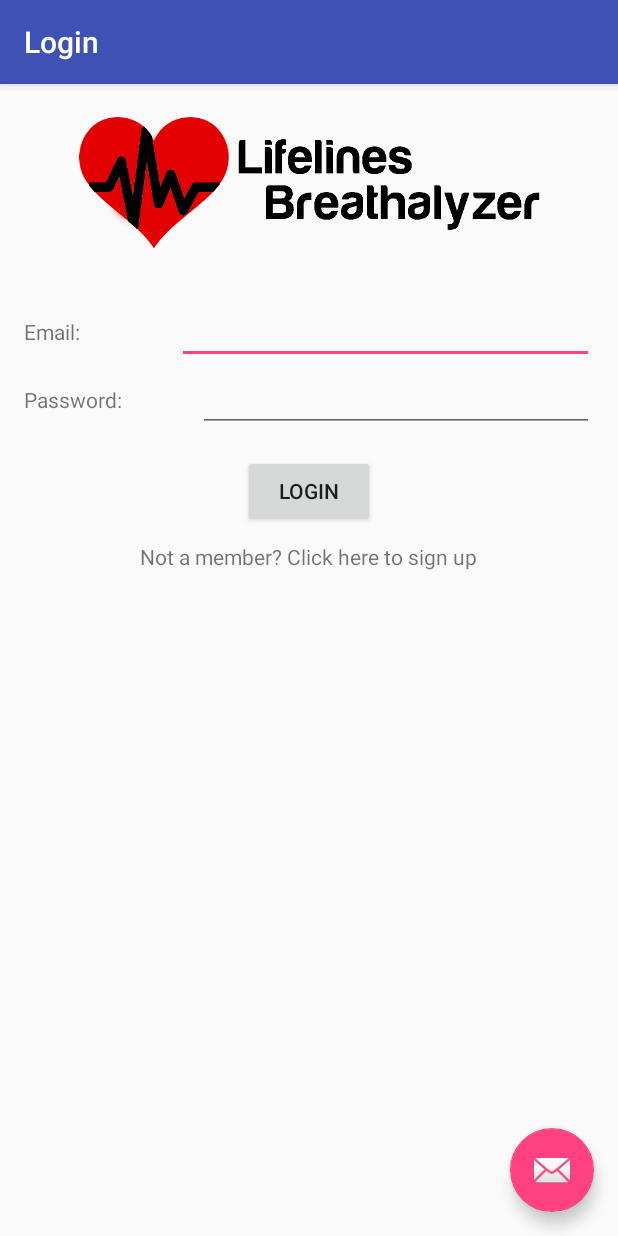
After one commit to RDoughBoy/LifelinesBreathalyzer, an Android app: the LoginActivity screen opened directly, with no data from a screen before it, on a phone screen of 412 x 824 dp. The commit adds this screen. Run offline under Robolectric (Android 15) with nearby library versions, the phone set to English and light mode, and no system bars.

Commit message:
Added Sign Up page with validation and added Login page

```diff
--- /dev/null
+++ b/Lifelines_Breathalyzer/src/main/java/com/ceng319/lifelinesbreathalyzer/LoginActivity.java
@@ -0,0 +1,39 @@
+package com.ceng319.lifelinesbreathalyzer;
+
+import android.content.Intent;
+import android.os.Bundle;
+import android.support.v7.app.AppCompatActivity;
+import android.support.v7.widget.Toolbar;
+import android.view.View;
+import android.widget.Button;
+import android.widget.EditText;
+import android.widget.TextView;
+
+public class LoginActivity extends AppCompatActivity {
+
+    @Override
+    protected void onCreate(Bundle savedInstanceState) {
+        super.onCreate(savedInstanceState);
+        setContentView(R.layout.activity_login);
+        Toolbar toolbar = (Toolbar) findViewById(R.id.toolbar);
+        setSupportActionBar(toolbar);
+
+        TextView signup = (TextView)findViewById(R.id.loginSignUp) ;
+        Button login = (Button)findViewById(R.id.loginButton);
+
+        signup.setOnClickListener(new View.OnClickListener(){
+            public void onClick(View v){
+                Intent intent = new Intent(LoginActivity.this, SignUpActivity.class);
+                startActivity(intent);
+            }
+        });
+
+        login.setOnClickListener(new View.OnClickListener(){    //TODO read and validate info from text file to use for testing
+            public void onClick(View v){
+                Intent intent = new Intent(LoginActivity.this, MainActivity.class);
+                startActivity(intent);
+            }
+        });
+    }
+
+}
--- a/Lifelines_Breathalyzer/src/main/java/com/ceng319/lifelinesbreathalyzer/MainActivity.java
+++ b/Lifelines_Breathalyzer/src/main/java/com/ceng319/lifelinesbreathalyzer/MainActivity.java
@@ -1,5 +1,6 @@
 package com.ceng319.lifelinesbreathalyzer;
 
+import android.content.Intent;
 import android.os.Bundle;
 import android.support.design.widget.FloatingActionButton;
 import android.support.design.widget.Snackbar;
@@ -22,8 +23,8 @@ public class MainActivity extends AppCompatActivity {
         fab.setOnClickListener(new View.OnClickListener() {
             @Override
             public void onClick(View view) {
-                Snackbar.make(view, "Replace with your own action", Snackbar.LENGTH_LONG)
-                        .setAction("Action", null).show();
+                Intent intent = new Intent(MainActivity.this, SignUpActivity.class);
+                startActivity(intent);
             }
         });
     }
--- /dev/null
+++ b/Lifelines_Breathalyzer/src/main/res/layout/activity_login.xml
@@ -0,0 +1,34 @@
+<?xml version="1.0" encoding="utf-8"?>
+<android.support.design.widget.CoordinatorLayout xmlns:android="http://schemas.android.com/apk/res/android"
+    xmlns:app="http://schemas.android.com/apk/res-auto"
+    xmlns:tools="http://schemas.android.com/tools"
+    android:layout_width="match_parent"
+    android:layout_height="match_parent"
+    android:fitsSystemWindows="true"
+    tools:context="com.ceng319.lifelinesbreathalyzer.LoginActivity">
+
+    <android.support.design.widget.AppBarLayout
+        android:layout_width="match_parent"
+        android:layout_height="wrap_content"
+        android:theme="@style/AppTheme.AppBarOverlay">
+
+        <android.support.v7.widget.Toolbar
+            android:id="@+id/toolbar"
+            android:layout_width="match_parent"
+            android:layout_height="?attr/actionBarSize"
+            android:background="?attr/colorPrimary"
+            app:popupTheme="@style/AppTheme.PopupOverlay" />
+
+    </android.support.design.widget.AppBarLayout>
+
+    <include layout="@layout/content_login" />
+
+    <android.support.design.widget.FloatingActionButton
+        android:id="@+id/fab"
+        android:layout_width="wrap_content"
+        android:layout_height="wrap_content"
+        android:layout_gravity="bottom|end"
+        android:layout_margin="@dimen/fab_margin"
+        app:srcCompat="@android:drawable/ic_dialog_email" />
+
+</android.support.design.widget.CoordinatorLayout>
--- /dev/null
+++ b/Lifelines_Breathalyzer/src/main/res/layout/content_login.xml
@@ -0,0 +1,99 @@
+<?xml version="1.0" encoding="utf-8"?>
+<RelativeLayout xmlns:android="http://schemas.android.com/apk/res/android"
+    xmlns:app="http://schemas.android.com/apk/res-auto"
+    xmlns:tools="http://schemas.android.com/tools"
+    android:id="@+id/content_login"
+    android:layout_width="match_parent"
+    android:layout_height="match_parent"
+    android:paddingBottom="@dimen/activity_vertical_margin"
+    android:paddingLeft="@dimen/activity_horizontal_margin"
+    android:paddingRight="@dimen/activity_horizontal_margin"
+    android:paddingTop="@dimen/activity_vertical_margin"
+    app:layout_behavior="@string/appbar_scrolling_view_behavior"
+    tools:context="com.ceng319.lifelinesbreathalyzer.LoginActivity"
+    tools:showIn="@layout/activity_login">
+
+    <LinearLayout
+        android:orientation="vertical"
+        android:layout_width="match_parent"
+        android:layout_height="match_parent">
+
+        <ImageView
+            android:layout_width="match_parent"
+            android:layout_height="100dp"
+            app:srcCompat="@drawable/lifelines_logo"
+            android:id="@+id/loginLogo" />
+
+        <Space
+            android:layout_width="match_parent"
+            android:layout_height="25dp" />
+
+        <LinearLayout
+            android:orientation="horizontal"
+            android:layout_width="match_parent"
+            android:layout_height="wrap_content">
+
+            <TextView
+                android:text="@string/login_email"
+                android:layout_width="wrap_content"
+                android:layout_height="wrap_content"
+                android:id="@+id/loginEmailText"
+                android:layout_weight="1" />
+
+            <EditText
+                android:layout_width="wrap_content"
+                android:layout_height="wrap_content"
+                android:inputType="textEmailAddress"
+                android:ems="10"
+                android:id="@+id/loginEmail"
+                android:layout_weight="1" />
+
+        </LinearLayout>
+
+        <LinearLayout
+            android:orientation="horizontal"
+            android:layout_width="match_parent"
+            android:layout_height="wrap_content">
+
+            <TextView
+                android:text="@string/login_password"
+                android:layout_width="wrap_content"
+                android:layout_height="wrap_content"
+                android:id="@+id/loginPasswordText"
+                android:layout_weight="1" />
+
+            <EditText
+                android:layout_width="wrap_content"
+                android:layout_height="wrap_content"
+                android:inputType="textPassword"
+                android:ems="10"
+                android:id="@+id/loginPassword"
+                android:layout_weight="1" />
+        </LinearLayout>
+
+        <Space
+            android:layout_width="match_parent"
+            android:layout_height="15dp" />
+
+        <Button
+            android:text="@string/login"
+            android:layout_width="wrap_content"
+            android:layout_height="wrap_content"
+            android:layout_gravity="center"
+            android:id="@+id/loginButton" />
+
+        <Space
+            android:layout_width="match_parent"
+            android:layout_height="10dp" />
+
+        <TextView
+            android:text="@string/login_signup"
+            android:layout_width="wrap_content"
+            android:layout_height="wrap_content"
+            android:layout_gravity="center"
+            android:clickable="true"
+            android:id="@+id/loginSignUp" />
+
+    </LinearLayout>
+
+</RelativeLayout>
--- a/Lifelines_Breathalyzer/src/main/res/values/strings.xml
+++ b/Lifelines_Breathalyzer/src/main/res/values/strings.xml
@@ -1,5 +1,21 @@
 <resources>
     <string name="app_name">Lifelines Breathalyzer</string>
     <string name="action_settings">Settings</string>
-    <string name="test">Test</string>
+    <string name="title_activity_login">Login</string>
+    <string name="title_activity_sign_up">SignUpActivity</string>
+
+    <string name="login_email">Email: </string>
+    <string name="login_password">Password: </string>
+    <string name="login">Login</string>
+    <string name="login_signup">Not a member? Click here to sign up</string>
+
+    <string name="signup">Sign Up</string>
+    <string name="signup_name">Name: </string>
+    <string name="signup_email">Email: </string>
+    <string name="signup_password">Password: </string>
+    <string name="signup_password_confirm">Confirm Password: </string>
+    <string name="signup_city">City: </string>
+    <string name="signup_address">Address: </string>
+    <string name="signup_phone">Phone Number: </string>
+    <string name="signup_button">Create Account</string>
 </resources>
```
Also changed, not shown: Lifelines_Breathalyzer/src/main/AndroidManifest.xml (+10 -0 lines), Lifelines_Breathalyzer/src/main/java/com/ceng319/lifelinesbreathalyzer/SignUpActivity.java (added, +151 -0 lines), Lifelines_Breathalyzer/src/main/res/layout/activity_sign_up.xml (added, +34 -0 lines), Lifelines_Breathalyzer/src/main/res/layout/content_sign_up.xml (added, +195 -0 lines).
